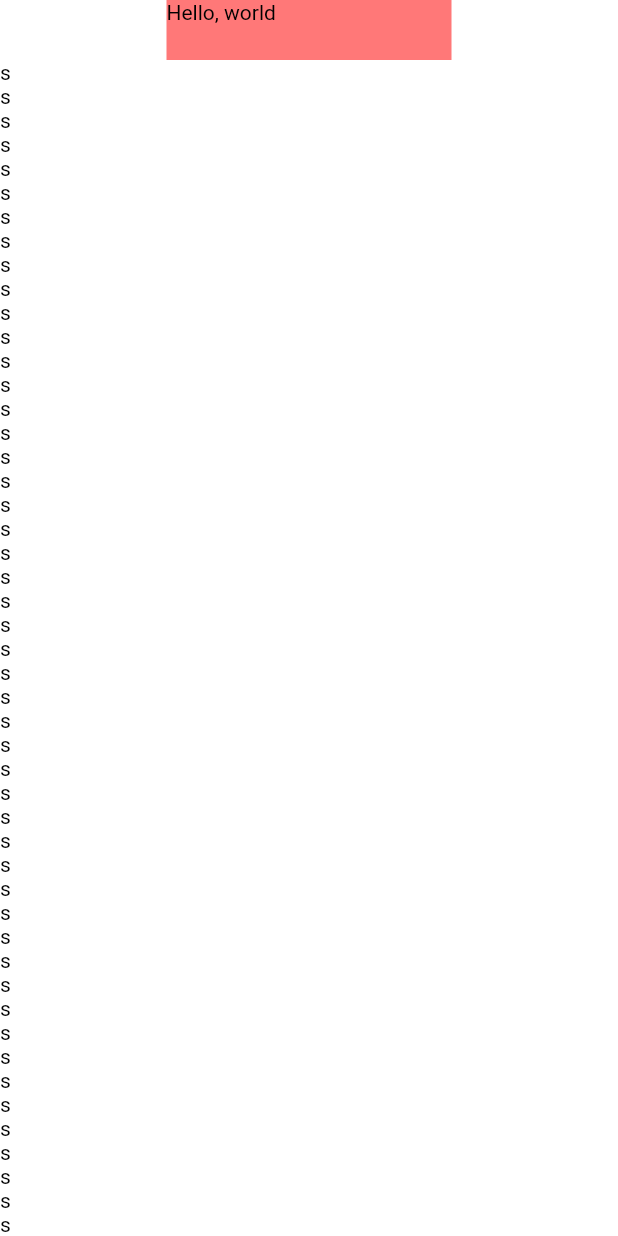
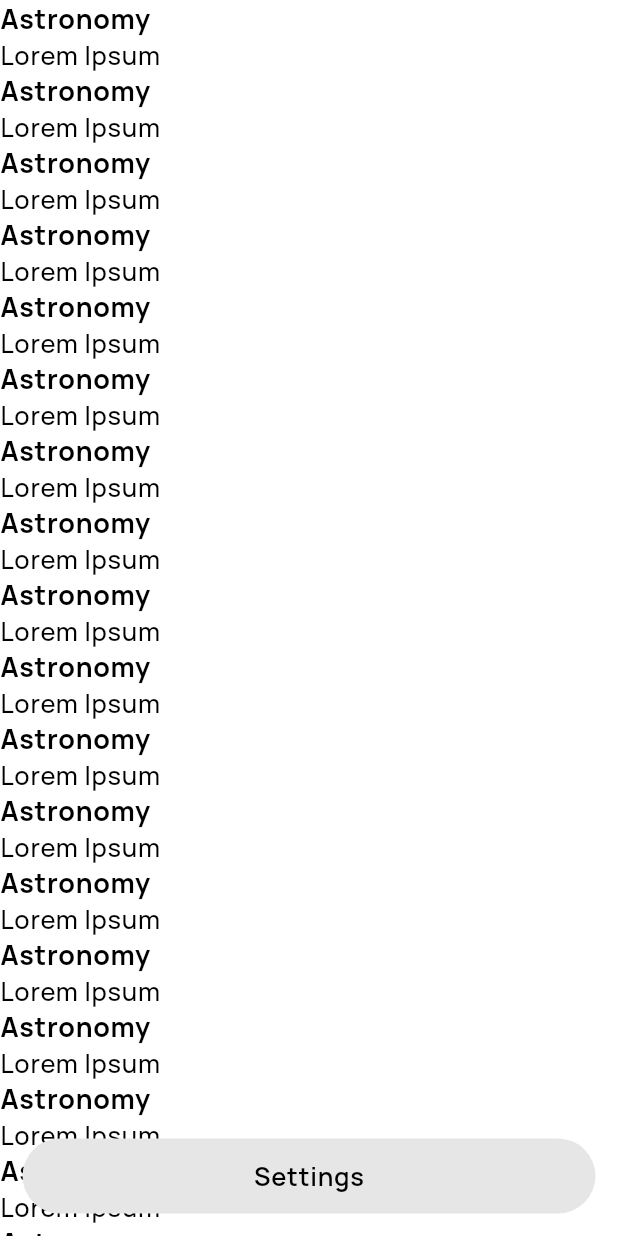
Before and after one commit to parabolahq/locus, a Flutter app: the screen it shows after launch, on a phone screen of 412 x 824 dp. Run offline on Flutter 3.47's test engine with Material 2 defaults, Android fonts, the phone set to English and light mode, and no system bars.

Commit message:
Refactor theme, add typography

```diff
--- a/example/lib/main.dart
+++ b/example/lib/main.dart
@@ -16,7 +16,13 @@ class _LocusLabAppState extends State<LocusLabApp> {
       home: LocusScaffold(
         navigationBar: NavigationBar(),
         body: ListView.builder(
-          itemBuilder: (context, index) => Text('s'),
+          itemBuilder: (context, index) => Column(
+            crossAxisAlignment: CrossAxisAlignment.stretch,
+            children: [
+              Text('Astronomy', style: LocusTheme.of(context).typography.title),
+              Text('Lorem Ipsum'),
+            ],
+          ),
         ),
       ),
       title: 'Lab',
--- a/lib/src/components/navigation_bar.dart
+++ b/lib/src/components/navigation_bar.dart
@@ -1,21 +1,20 @@
 import 'package:flutter/widgets.dart';
+import 'package:locus/src/core/theme.dart';
 
-class NavigationBar extends StatefulWidget implements PreferredSizeWidget {
-  @override
-  State<NavigationBar> createState() => _NavigationBarState();
-
-  @override
-  Size get preferredSize => Size(190, 40);
-}
-
-class _NavigationBarState extends State<NavigationBar>
-    with TickerProviderStateMixin {
-  @override
+class NavigationBar extends StatelessWidget {
   Widget build(BuildContext context) {
     return Container(
-      constraints: BoxConstraints.tight(widget.preferredSize),
-      color: Color.fromRGBO(255, 120, 120, 1),
-      child: Text('Hello, world'),
+      clipBehavior: Clip.antiAlias,
+      decoration: BoxDecoration(
+        borderRadius: BorderRadius.circular(250),
+        color: Color.fromRGBO(230, 230, 230, 1),
+      ),
+      constraints: BoxConstraints.expand(height: 50),
+      alignment: Alignment.center,
+      child: Text(
+        'Settings',
+        style: LocusTheme.of(context).typography.body1,
+      ),
     );
   }
 }
--- a/lib/src/components/scaffold.dart
+++ b/lib/src/components/scaffold.dart
@@ -3,7 +3,7 @@ import 'package:locus/src/core/theme.dart';
 
 class LocusScaffold extends StatelessWidget {
   final Widget body;
-  final PreferredSizeWidget? navigationBar;
+  final Widget? navigationBar;
 
   const LocusScaffold({
     super.key,
@@ -14,33 +14,25 @@ class LocusScaffold extends StatelessWidget {
   @override
   Widget build(BuildContext context) {
     final theme = LocusTheme.of(context);
-    var existingMediaQuery = MediaQuery.of(context);
-
-    if (navigationBar != null) {
-      final padding = EdgeInsets.only(top: MediaQuery.of(context).padding.top + navigationBar!.preferredSize.height);
-      existingMediaQuery = existingMediaQuery.copyWith(padding: padding);
-    }
-
     return DecoratedBox(
       decoration: BoxDecoration(
         color: theme.backgroundColor,
       ),
-      child: MediaQuery(
-        data: existingMediaQuery,
       child: Stack(
         children: [
           body,
           if (navigationBar != null)
             Container(
               padding: EdgeInsets.only(
-                  top: MediaQuery.of(context).padding.top,
+                bottom: MediaQuery.of(context).padding.bottom + 15,
+                left: 15,
+                right: 15,
               ),
-                alignment: Alignment.topCenter,
+              alignment: Alignment.bottomCenter,
               child: navigationBar,
             )
         ],
       ),
-      ),
     );
   }
 }
--- a/lib/src/core/app.dart
+++ b/lib/src/core/app.dart
@@ -2,7 +2,7 @@ import 'package:flutter/widgets.dart';
 import 'package:locus/src/core/route.dart';
 import 'package:locus/src/core/scroll.dart';
 import 'package:locus/src/core/theme.dart';
-
+import 'package:flutter/cupertino.dart';
 import 'package:flutter_localizations/flutter_localizations.dart';
 
 class LocusApp extends StatefulWidget {
--- a/lib/src/core/scroll.dart
+++ b/lib/src/core/scroll.dart
@@ -1,10 +1,10 @@
 import 'package:flutter/widgets.dart';
+import 'package:locus/locus.dart';
 
 class LocusScrollBehavior extends ScrollBehavior {
   @override
   Widget buildOverscrollIndicator(
-          BuildContext context, Widget child, ScrollableDetails details) =>
-      child;
+          BuildContext context, Widget child, ScrollableDetails details) => child;
 
   @override
   ScrollPhysics getScrollPhysics(BuildContext context) {
--- a/lib/src/core/theme.dart
+++ b/lib/src/core/theme.dart
@@ -1,14 +1,8 @@
+import 'package:flutter/cupertino.dart';
 import 'package:flutter/foundation.dart';
-import 'package:flutter/services.dart';
-import 'package:flutter/widgets.dart';
-
 import 'package:locus/src/core/colors.dart';
 
-const _kDefaultTheme = LocusThemeData(
-  foregroundColor: LocusColors.black,
-  backgroundColor: LocusColors.white,
-  brightness: Brightness.light,
-);
+import 'package:locus/src/core/typography.dart';
 
 class LocusTheme extends StatelessWidget {
   final LocusThemeData data;
@@ -25,7 +19,7 @@ class LocusTheme extends StatelessWidget {
     return _InheritedLocusTheme(
       data: data,
       child: DefaultTextStyle(
-        style: TextStyle(color: data.foregroundColor),
+        style: data.typography.body2,
         child: child,
       ),
     );
@@ -57,31 +51,42 @@ class _InheritedLocusTheme extends InheritedTheme {
 }
 
 class LocusThemeData with Diagnosticable {
-  final Color? _backgroundColor;
+  final Color backgroundColor;
   final Color? _foregroundColor;
   final Brightness? _brightness;
-
-  // TODO: Implement typography
+  final LocusTypography? _typography;
 
   const LocusThemeData({
-    Color? backgroundColor,
+    this.backgroundColor = LocusColors.white,
     Color? foregroundColor,
     Brightness? brightness,
+    LocusTypography? typography,
   })  : _brightness = brightness,
         _foregroundColor = foregroundColor,
-        _backgroundColor = backgroundColor;
+        _typography = typography;
 
-  Brightness get brightness => _brightness ?? _kDefaultTheme.brightness;
-  Color get foregroundColor =>
-      _foregroundColor ?? _kDefaultTheme.foregroundColor;
-  Color get backgroundColor =>
-      _backgroundColor ?? _kDefaultTheme.backgroundColor;
+  Brightness get brightness {
+    return _brightness ??
+        (backgroundColor.computeLuminance() > .5
+            ? Brightness.light
+            : Brightness.dark);
+  }
+
+  Color get foregroundColor {
+    return _foregroundColor ??
+        (brightness == Brightness.dark ? LocusColors.white : LocusColors.black);
+  }
+
+  LocusTypography get typography =>
+      _typography ?? LocusTypography.fromTheme(this);
 
   @override
   void debugFillProperties(DiagnosticPropertiesBuilder properties) {
     super.debugFillProperties(properties);
-    properties.add(ColorProperty('backgroundColor', _backgroundColor));
+    properties.add(ColorProperty('backgroundColor', backgroundColor));
     properties.add(ColorProperty('foregroundColor', _foregroundColor));
     properties.add(EnumProperty<Brightness?>('brightness', _brightness));
+    properties
+        .add(DiagnosticsProperty<LocusTypography?>('typography', _typography));
   }
 }
--- /dev/null
+++ b/lib/src/core/typography.dart
@@ -0,0 +1,101 @@
+import 'package:flutter/foundation.dart';
+import 'package:flutter/painting.dart';
+import 'package:locus/src/core/theme.dart';
+
+class LocusTypography with Diagnosticable {
+  final Color color;
+  final String fontFamily;
+
+  final TextStyle title;
+  final TextStyle heading;
+  final TextStyle giant;
+  final TextStyle caption2;
+  final TextStyle caption1;
+  final TextStyle body2;
+  final TextStyle body1;
+
+  const LocusTypography.raw({
+    required this.color,
+    required this.title,
+    required this.heading,
+    required this.giant,
+    required this.caption2,
+    required this.caption1,
+    required this.body2,
+    required this.body1,
+    required this.fontFamily,
+  });
+
+  factory LocusTypography.fromTheme(LocusThemeData data, {String? fontFamily}) {
+    fontFamily ??= 'Manrope';
+
+    return LocusTypography.raw(
+      fontFamily: fontFamily,
+      color: data.foregroundColor,
+      // Body/Regular set as [DefaultTextStyle] in [LocusTheme]
+      body2: TextStyle(
+        color: data.foregroundColor,
+        fontFamily: fontFamily,
+        package: 'locus',
+        fontWeight: FontWeight.w500,
+        fontSize: 17,
+        letterSpacing: .5,
+      ),
+      body1: TextStyle(
+        fontWeight: FontWeight.w600,
+        fontSize: 17,
+        letterSpacing: .5,
+      ),
+      title: TextStyle(
+        fontWeight: FontWeight.w700,
+        fontSize: 18,
+      ),
+      heading: TextStyle(
+        fontWeight: FontWeight.w700,
+        fontSize: 26,
+        letterSpacing: 0,
+      ),
+      giant: TextStyle(
+        fontWeight: FontWeight.w700,
+        fontSize: 34,
+        letterSpacing: 0,
+      ),
+      caption2: TextStyle(
+        fontWeight: FontWeight.w600,
+        fontSize: 14,
+      ),
+      caption1: TextStyle(
+        fontWeight: FontWeight.w700,
+        fontSize: 14,
+      ),
+    );
+  }
+
+  static LocusTypography lerp(LocusTypography a, LocusTypography b, double t) {
+    return LocusTypography.raw(
+      color: Color.lerp(a.color, b.color, t)!,
+      title: TextStyle.lerp(a.title, b.title, t)!,
+      heading: TextStyle.lerp(a.heading, a.heading, t)!,
+      giant: TextStyle.lerp(a.giant, a.giant, t)!,
+      caption2: TextStyle.lerp(a.caption2, a.caption2, t)!,
+      caption1: TextStyle.lerp(a.caption1, a.caption1, t)!,
+      body2: TextStyle.lerp(a.body2, a.body2, t)!,
+      body1: TextStyle.lerp(a.body1, a.body1, t)!,
+      fontFamily: b.fontFamily,
+    );
+  }
+
+  @override
+  void debugFillProperties(DiagnosticPropertiesBuilder properties) {
+    super.debugFillProperties(properties);
+    properties.add(ColorProperty('color', color));
+    properties.add(DiagnosticsProperty<TextStyle>('title', title));
+    properties.add(DiagnosticsProperty<TextStyle>('heading', heading));
+    properties.add(DiagnosticsProperty<TextStyle>('giant', giant));
+    properties.add(DiagnosticsProperty<TextStyle>('caption2', caption2));
+    properties.add(DiagnosticsProperty<TextStyle>('caption1', caption1));
+    properties.add(DiagnosticsProperty<TextStyle>('body2', body2));
+    properties.add(DiagnosticsProperty<TextStyle>('body1', body1));
+    properties.add(StringProperty('fontFamily', fontFamily));
+  }
+}
```
Also changed, not shown: pubspec.yaml (+17 -30 lines), fonts/Manrope-Bold.otf (added), fonts/Manrope-ExtraBold.otf (added), fonts/Manrope-ExtraLight.otf (added), fonts/Manrope-Light.otf (added), fonts/Manrope-Medium.otf (added), fonts/Manrope-Regular.otf (added), fonts/Manrope-SemiBold.otf (added). Lines whose indentation alone changed are shown as unchanged.
